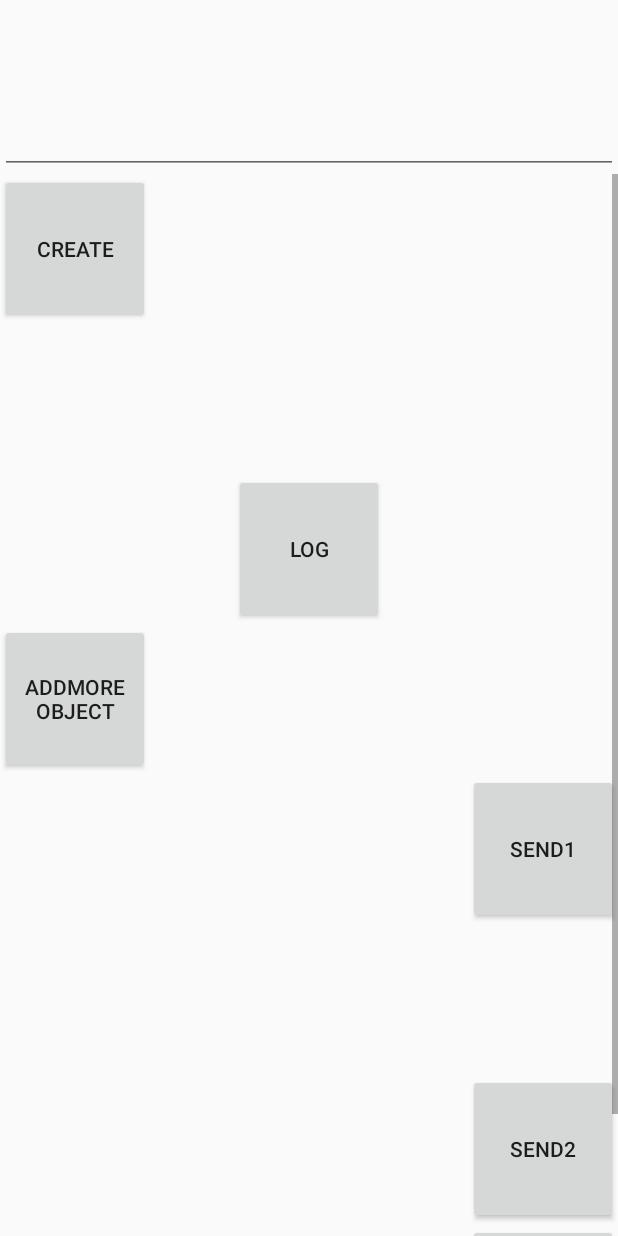
After one commit to hy-liuyuzhe/QWUI_Android, an Android app: the fragment FlowFragment placed in its activity, on a phone screen of 412 x 824 dp. The commit adds this screen. Run offline under Robolectric (Android 15) with nearby library versions, the phone set to English and light mode, and no system bars; libraries missing offline, so code that uses them is left out: com.noober.background; 4 statements that could not run were skipped.

Commit message:
[feature_1.0.4.0] 1.flow callback
Signed-off-by: liuyuzhe <15313482685@163.com>

```diff
--- a/app/build.gradle
+++ b/app/build.gradle
@@ -60,6 +60,11 @@ dependencies {
     implementation 'androidx.appcompat:appcompat:1.3.0'
     implementation 'com.google.android.material:material:1.4.0'
     implementation 'androidx.constraintlayout:constraintlayout:2.0.4'
+    implementation 'org.jetbrains.kotlinx:kotlinx-coroutines-core:1.6.1'
+    implementation "org.jetbrains.kotlinx:kotlinx-coroutines-android:1.6.1"
+    implementation "androidx.lifecycle:lifecycle-viewmodel-ktx:2.2.0"
+
+
 
     implementation 'com.blankj:utilcodex:1.30.6'
     implementation 'com.github.CymChad:BaseRecyclerViewAdapterHelper:3.0.7'
--- a/app/src/main/java/com/qwuiteam/project/PageContainer.kt
+++ b/app/src/main/java/com/qwuiteam/project/PageContainer.kt
@@ -8,6 +8,7 @@ enum class PageContainer(
     val targetClass: Class<out BaseFragment>
 ) {
 
+    flow("研究flow", FlowFragment::class.java),
     viewmodel("研究双向绑定", ViewmodelFragment::class.java),
     idImage("研究。9图使用", IdImageFragment::class.java),
     pk("pk 需求", PkFragment::class.java),
--- a/app/src/main/java/com/qwuiteam/project/ext.kt
+++ b/app/src/main/java/com/qwuiteam/project/ext.kt
@@ -1,11 +1,43 @@
 package com.qwuiteam.project
 
+import android.text.Editable
+import android.text.TextWatcher
 import android.view.View
+import android.widget.EditText
+import com.blankj.utilcode.util.LogUtils
+import kotlinx.coroutines.channels.awaitClose
+import kotlinx.coroutines.flow.Flow
+import kotlinx.coroutines.flow.callbackFlow
 
 
-fun View.visible(){
+fun View.visible() {
     this.visibility = View.VISIBLE;
 }
-fun View.gone(){
+
+fun View.gone() {
     this.visibility = View.GONE;
 }
+
+//callback 和 launchIn的生命周期同步，当viewmodel销毁时，它也会执行close
+fun EditText.textChangeFlow(): Flow<CharSequence> = callbackFlow {
+
+    val watcher = object : TextWatcher {
+        override fun beforeTextChanged(s: CharSequence?, start: Int, count: Int, after: Int) {
+        }
+
+        override fun onTextChanged(s: CharSequence, start: Int, before: Int, count: Int) {
+            LogUtils.d("onTextChanged: $s");
+            this@callbackFlow.trySend(s).isSuccess
+            LogUtils.d("trySend: $s");
+        }
+
+        override fun afterTextChanged(s: Editable?) {
+        }
+
+    }
+    addTextChangedListener(watcher)
+    awaitClose {
+        LogUtils.d("awaitClose: ");
+        removeTextChangedListener(watcher)
+    }
+}
--- /dev/null
+++ b/app/src/main/java/com/qwuiteam/project/fragment/FlowFragment.kt
@@ -0,0 +1,97 @@
+package com.qwuiteam.project.fragment
+
+import android.os.Bundle
+import android.util.Log
+import android.view.View
+import androidx.lifecycle.ViewModelProvider
+import androidx.lifecycle.viewModelScope
+import com.blankj.utilcode.util.*
+import com.qwuiteam.project.R
+import com.qwuiteam.project.textChangeFlow
+import com.qwuiteam.project.viewmodel.EditViewModel
+import kotlinx.android.synthetic.main.fragment_flow.*
+import kotlinx.coroutines.*
+import kotlinx.coroutines.flow.*
+
+/**
+ * id
+ */
+class FlowFragment : BaseFragment() {
+
+    lateinit var editViewModel: EditViewModel
+
+    override fun getLayoutId(): Int = R.layout.fragment_flow
+
+
+    override fun onViewCreated(view: View, savedInstanceState: Bundle?) {
+        super.onViewCreated(view, savedInstanceState)
+        editViewModel = ViewModelProvider(this).get("123", EditViewModel::class.java)
+        send1.setOnClickListener {
+            GlobalScope.launch {
+                editViewModel.flowConvertSharedFlow.collect {
+                    Log.d("liuyuzhe", "111flowConvertSharedFlow: " + it);
+                }
+            }
+            GlobalScope.launch {
+                editViewModel.simpleFlow.collect {
+                    send1.text = it
+                }
+            }
+        }
+        send2.setOnClickListener {
+            GlobalScope.launch {
+                editViewModel.flowConvertSharedFlow.collect {
+                    Log.d("liuyuzhe", "222flowConvertSharedFlow: " + it);
+                }
+            }
+
+            GlobalScope.launch {
+                editViewModel.simpleFlow.collect {
+                    send2.text = it
+                }
+            }
+        }
+        flush.setOnClickListener {
+            GlobalScope.launch {
+                editViewModel.resultFlow.collect {
+                    LogUtils.d("flow: " + it);
+                }
+            }
+        }
+
+        create.setOnClickListener {
+//            (1..5).asFlow()
+//                .map {
+//                    LogUtils.d("it: $it");
+//                    it * it
+//                }
+//                .collect()
+            GlobalScope.launch {
+                val reduce = (1..5).asFlow()
+                    .reduce { a, b -> a + b }
+                LogUtils.d("reduce r: $reduce");
+                //.collect { LogUtils.d("take: $it"); }
+            }
+        }
+
+        editContent.textChangeFlow()
+            .filter { it.isNotEmpty() }
+            .debounce(300)
+            .flatMapLatest { searchFlow(it.toString()) }
+            .flowOn(Dispatchers.IO)
+            .onEach {
+                LogUtils.d("result: $it");
+            }.launchIn(editViewModel.viewModelScope)
+    }
+
+    fun searchFlow(key: String): Flow<String> {
+        LogUtils.d("searchFlow: ")
+        return flow { emit(search(key)) }
+    }
+
+    suspend fun search(key: String): String {
+        LogUtils.d("search: "+key)
+        delay(1000)
+        return "search result: $key"
+    }
+}
--- a/app/src/main/java/com/qwuiteam/project/viewmodel/ViewBinding.kt
+++ b/app/src/main/java/com/qwuiteam/project/viewmodel/ViewBinding.kt
@@ -6,7 +6,7 @@ import androidx.databinding.BindingAdapter
 object ViewBinding {
     @JvmStatic
     @BindingAdapter("subtitles")
-    fun bindSubtitles(view: View, text: String) {
+    fun bindSubtitles(view: View?, text: String?) {
 
     }
 }
--- /dev/null
+++ b/app/src/main/res/layout/fragment_flow.xml
@@ -0,0 +1,80 @@
+<?xml version="1.0" encoding="utf-8"?>
+<LinearLayout xmlns:android="http://schemas.android.com/apk/res/android"
+    android:layout_width="match_parent"
+    android:layout_height="match_parent"
+    android:orientation="vertical">
+
+    <androidx.appcompat.widget.AppCompatEditText
+        android:id="@+id/editContent"
+        android:layout_width="match_parent"
+        android:layout_height="50dp"
+        android:layout_marginTop="10dp" />
+
+    <ScrollView
+        android:layout_width="match_parent"
+        android:layout_height="wrap_content"
+        android:fillViewport="true">
+
+
+        <LinearLayout
+            android:id="@+id/root"
+            android:layout_width="match_parent"
+            android:layout_height="match_parent"
+            android:orientation="vertical">
+
+            <Button
+                android:id="@+id/create"
+                android:layout_width="100dp"
+                android:layout_height="100dp"
+                android:src="@mipmap/ic_launcher_round"
+                android:text="create" />
+
+            <ImageView
+                android:id="@+id/avatarView"
+                android:layout_width="100dp"
+                android:layout_height="100dp" />
+
+            <Button
+                android:id="@+id/log"
+                android:layout_width="100dp"
+                android:layout_height="100dp"
+                android:layout_gravity="center_horizontal|bottom"
+                android:text="log" />
+
+            <Button
+                android:id="@+id/addMoreObject"
+                android:layout_width="100dp"
+                android:layout_height="100dp"
+                android:layout_gravity="center_vertical"
+                android:text="addMoreObject" />
+
+            <Button
+                android:id="@+id/send1"
+                android:layout_width="100dp"
+                android:layout_height="100dp"
+                android:layout_gravity="center_vertical|right"
+                android:text="send1" />
+
+            <Button
+                android:id="@+id/send2"
+                android:layout_width="100dp"
+                android:layout_height="100dp"
+                android:layout_gravity="center_vertical|right"
+                android:layout_marginTop="100dp"
+                android:text="send2" />
+
+            <Button
+                android:id="@+id/flush"
+                android:layout_width="100dp"
+                android:layout_height="100dp"
+                android:layout_gravity="end"
+                android:text="flash" />
+
+
+        </LinearLayout>
+
+    </ScrollView>
+
+
+
+</LinearLayout>
--- a/app/src/main/res/layout/fragment_viewmodel.xml
+++ b/app/src/main/res/layout/fragment_viewmodel.xml
@@ -35,14 +35,14 @@
             android:layout_height="50dp"
             android:layout_gravity="center"
             android:hint="请输入内容"
+            android:visibility="gone"
             android:text="@={viewModel.subtitlesLiveData}" />
 
         <EditText
             android:id="@+id/edit2"
-            android:visibility="gone"
             android:layout_width="match_parent"
             android:layout_height="50dp"
-            android:layout_gravity="bottom"
+            android:layout_gravity="center"
             android:hint="请输入内容" />
 
     </FrameLayout>
```
Also changed, not shown: app/src/main/java/com/qwuiteam/project/App.java (deleted, +0 -19 lines), app/src/main/java/com/qwuiteam/project/fragment/ViewmodelFragment.kt (+25 -28 lines), app/src/main/java/com/qwuiteam/project/viewmodel/EditViewModel.kt (+34 -0 lines), 1 other file.
